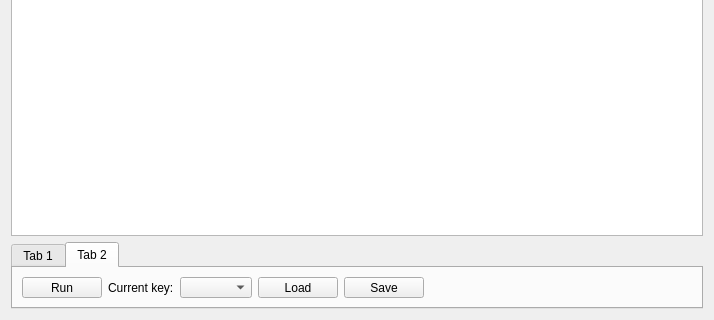
Before: the Qt Designer form scripteditor.ui in insilmaril/vym, drawn with Qt 5; both pictures show x 0 to 714 and y 187 to 507 of the 714 by 507 pixel window.
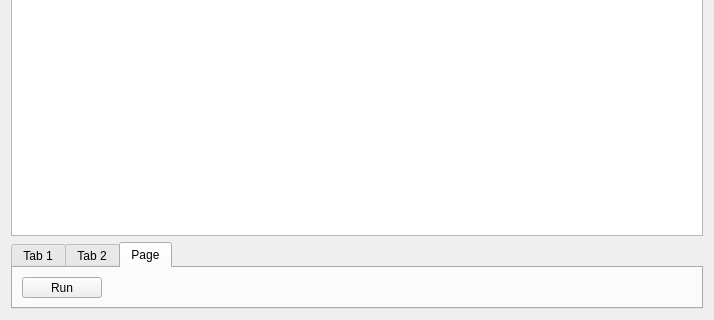
After: the same form once the commit is applied. The open tabs and pages were chosen to show the change.

Diff of the .ui file:
```diff
--- a/scripteditor.ui
+++ b/scripteditor.ui
@@ -165,6 +165,37 @@
        </item>
       </layout>
      </widget>
+     <widget class="QWidget" name="fileTab">
+      <attribute name="title">
+       <string>Page</string>
+      </attribute>
+      <layout class="QHBoxLayout" name="horizontalLayout_3">
+       <item>
+        <layout class="QHBoxLayout" name="horizontalLayout_2">
+         <item>
+          <widget class="QPushButton" name="runFileButton">
+           <property name="text">
+            <string>Run</string>
+           </property>
+          </widget>
+         </item>
+         <item>
+          <spacer name="horizontalSpacer_3">
+           <property name="orientation">
+            <enum>Qt::Horizontal</enum>
+           </property>
+           <property name="sizeHint" stdset="0">
+            <size>
+             <width>40</width>
+             <height>20</height>
+            </size>
+           </property>
+          </spacer>
+         </item>
+        </layout>
+       </item>
+      </layout>
+     </widget>
     </widget>
    </item>
   </layout>
```
Left out of the diff: 4 changed lines with no effect on the pictures.
